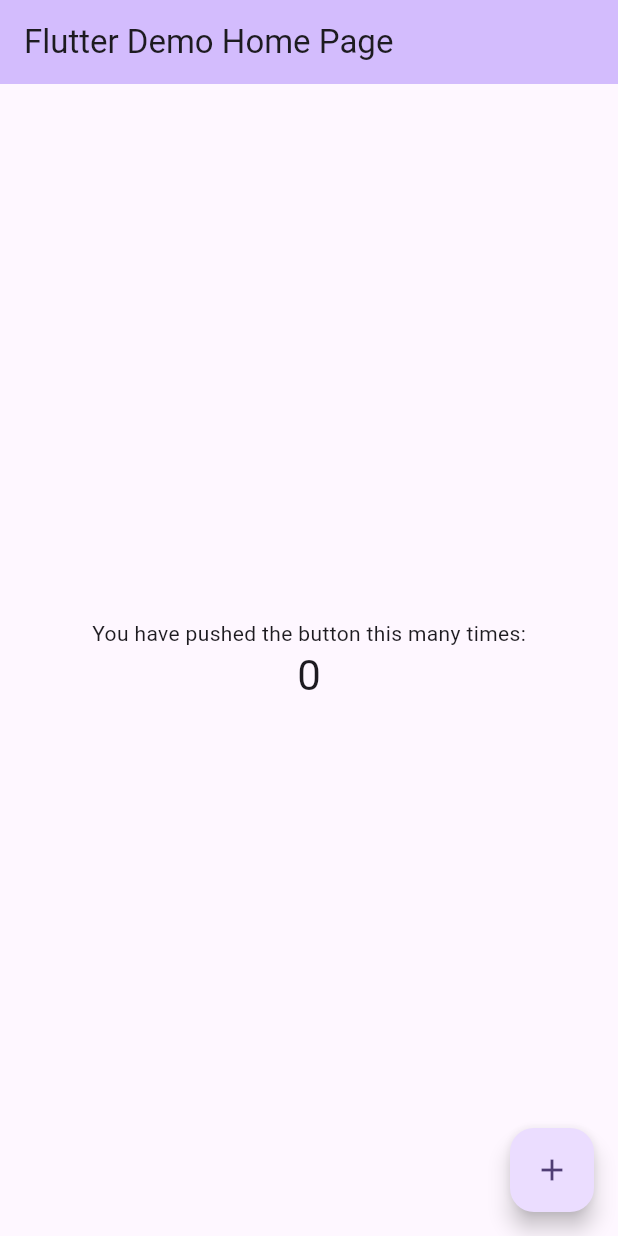
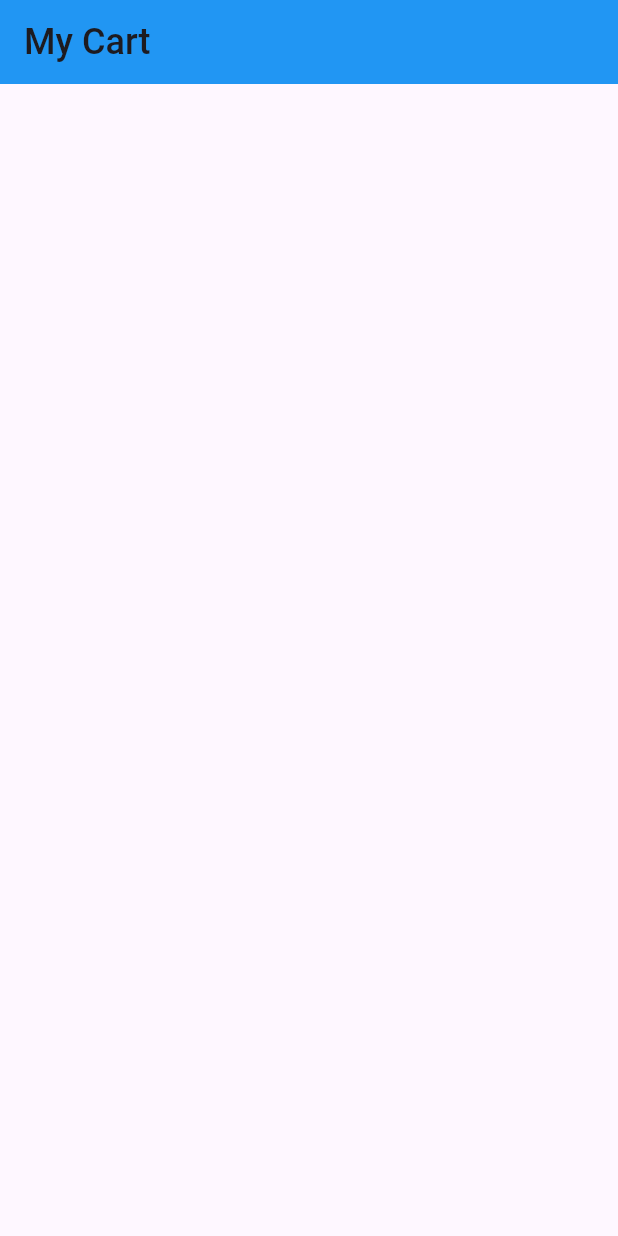
Before and after one commit to AhmedEzz32/payment_getway, a Flutter app: the screen it shows after launch, on a phone screen of 412 x 824 dp. Run offline on Flutter 3.47's test engine with Material 3 defaults, Android fonts, the phone set to English and light mode, and no system bars.

Commit message:
Replace home page with MyCardView and clean up main
Removed the default counter example and replaced the home page with a new MyCardView widget. Added a new file my_card_view.dart containing a basic Scaffold with an AppBar titled 'My Cart'.

```diff
--- a/lib/main.dart
+++ b/lib/main.dart
@@ -1,122 +1,11 @@
 import 'package:flutter/material.dart';
+import 'package:payment_getway/my_card_view.dart';
 
 void main() {
-  runApp(const MyApp());
+  runApp(
+    MaterialApp(
+      debugShowCheckedModeBanner: false,
+      home: MyCardView(),
+    ),
+  );
 }
-
-class MyApp extends StatelessWidget {
-  const MyApp({super.key});
-
-  // This widget is the root of your application.
-  @override
-  Widget build(BuildContext context) {
-    return MaterialApp(
-      title: 'Flutter Demo',
-      theme: ThemeData(
-        // This is the theme of your application.
-        //
-        // TRY THIS: Try running your application with "flutter run". You'll see
-        // the application has a purple toolbar. Then, without quitting the app,
-        // try changing the seedColor in the colorScheme below to Colors.green
-        // and then invoke "hot reload" (save your changes or press the "hot
-        // reload" button in a Flutter-supported IDE, or press "r" if you used
-        // the command line to start the app).
-        //
-        // Notice that the counter didn't reset back to zero; the application
-        // state is not lost during the reload. To reset the state, use hot
-        // restart instead.
-        //
-        // This works for code too, not just values: Most code changes can be
-        // tested with just a hot reload.
-        colorScheme: ColorScheme.fromSeed(seedColor: Colors.deepPurple),
-      ),
-      home: const MyHomePage(title: 'Flutter Demo Home Page'),
-    );
-  }
-}
-
-class MyHomePage extends StatefulWidget {
-  const MyHomePage({super.key, required this.title});
-
-  // This widget is the home page of your application. It is stateful, meaning
-  // that it has a State object (defined below) that contains fields that affect
-  // how it looks.
-
-  // This class is the configuration for the state. It holds the values (in this
-  // case the title) provided by the parent (in this case the App widget) and
-  // used by the build method of the State. Fields in a Widget subclass are
-  // always marked "final".
-
-  final String title;
-
-  @override
-  State<MyHomePage> createState() => _MyHomePageState();
-}
-
-class _MyHomePageState extends State<MyHomePage> {
-  int _counter = 0;
-
-  void _incrementCounter() {
-    setState(() {
-      // This call to setState tells the Flutter framework that something has
-      // changed in this State, which causes it to rerun the build method below
-      // so that the display can reflect the updated values. If we changed
-      // _counter without calling setState(), then the build method would not be
-      // called again, and so nothing would appear to happen.
-      _counter++;
-    });
-  }
-
-  @override
-  Widget build(BuildContext context) {
-    // This method is rerun every time setState is called, for instance as done
-    // by the _incrementCounter method above.
-    //
-    // The Flutter framework has been optimized to make rerunning build methods
-    // fast, so that you can just rebuild anything that needs updating rather
-    // than having to individually change instances of widgets.
-    return Scaffold(
-      appBar: AppBar(
-        // TRY THIS: Try changing the color here to a specific color (to
-        // Colors.amber, perhaps?) and trigger a hot reload to see the AppBar
-        // change color while the other colors stay the same.
-        backgroundColor: Theme.of(context).colorScheme.inversePrimary,
-        // Here we take the value from the MyHomePage object that was created by
-        // the App.build method, and use it to set our appbar title.
-        title: Text(widget.title),
-      ),
-      body: Center(
-        // Center is a layout widget. It takes a single child and positions it
-        // in the middle of the parent.
-        child: Column(
-          // Column is also a layout widget. It takes a list of children and
-          // arranges them vertically. By default, it sizes itself to fit its
-          // children horizontally, and tries to be as tall as its parent.
-          //
-          // Column has various properties to control how it sizes itself and
-          // how it positions its children. Here we use mainAxisAlignment to
-          // center the children vertically; the main axis here is the vertical
-          // axis because Columns are vertical (the cross axis would be
-          // horizontal).
-          //
-          // TRY THIS: Invoke "debug painting" (choose the "Toggle Debug Paint"
-          // action in the IDE, or press "p" in the console), to see the
-          // wireframe for each widget.
-          mainAxisAlignment: MainAxisAlignment.center,
-          children: <Widget>[
-            const Text('You have pushed the button this many times:'),
-            Text(
-              '$_counter',
-              style: Theme.of(context).textTheme.headlineMedium,
-            ),
-          ],
-        ),
-      ),
-      floatingActionButton: FloatingActionButton(
-        onPressed: _incrementCounter,
-        tooltip: 'Increment',
-        child: const Icon(Icons.add),
-      ), // This trailing comma makes auto-formatting nicer for build methods.
-    );
-  }
-}
--- /dev/null
+++ b/lib/my_card_view.dart
@@ -0,0 +1,22 @@
+import 'package:flutter/material.dart';
+
+class MyCardView extends StatelessWidget {
+  const MyCardView({super.key});
+
+  @override
+  Widget build(BuildContext context) {
+    return Scaffold(
+      appBar: AppBar(
+        backgroundColor: Colors.blue,
+        title: const Text(
+          'My Cart',
+          textAlign: TextAlign.center,
+          style: TextStyle(
+            fontSize: 24,
+            fontWeight: FontWeight.w500,
+          ),
+        ),
+      ),
+    );
+  }
+}
```
